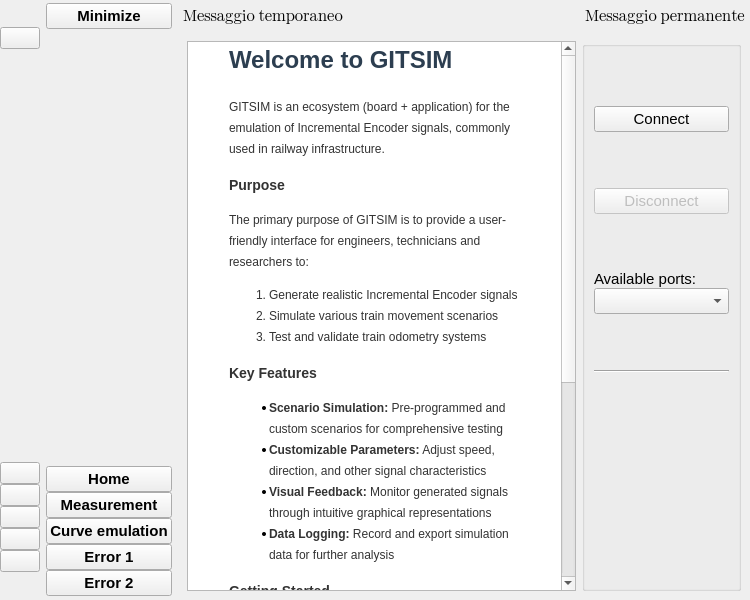
Old version of the form ui/window.ui in the repository saimoncollaku/GITSIM-application.
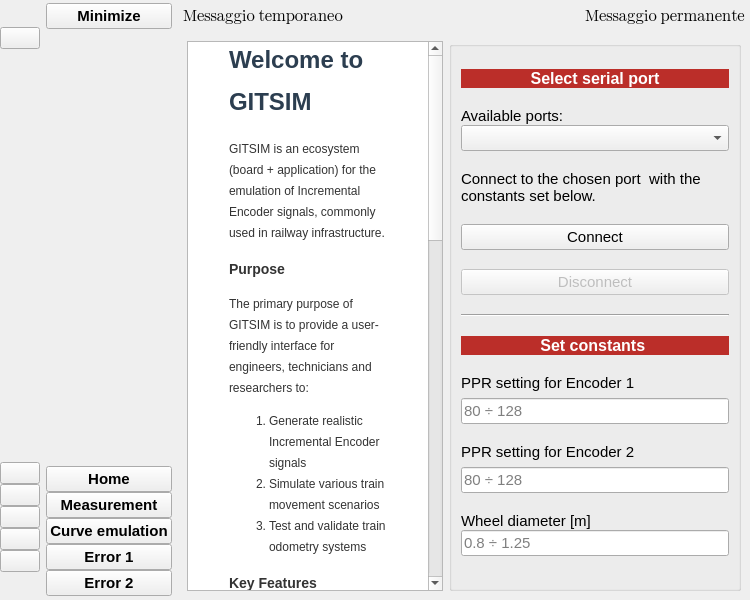
New version of the form. The open tabs and pages were chosen to show the change. Icons and pictures are not drawn. Custom widgets are drawn as their Qt base class.

Commit message: Added Encoder parameters to Home tab

The edit to the form file:
```diff
--- a/ui/window.ui
+++ b/ui/window.ui
@@ -597,6 +597,12 @@
              <property name="enabled">
               <bool>true</bool>
              </property>
+             <property name="sizePolicy">
+              <sizepolicy hsizetype="MinimumExpanding" vsizetype="Expanding">
+               <horstretch>0</horstretch>
+               <verstretch>0</verstretch>
+              </sizepolicy>
+             </property>
              <property name="readOnly">
               <bool>true</bool>
              </property>
@@ -667,53 +673,32 @@
              </property>
              <layout class="QVBoxLayout" name="verticalLayout_5">
               <item>
-               <widget class="QPushButton" name="com_connect_button">
+               <widget class="QLabel" name="label_9">
                 <property name="sizePolicy">
-                 <sizepolicy hsizetype="Minimum" vsizetype="Fixed">
+                 <sizepolicy hsizetype="Preferred" vsizetype="Fixed">
                   <horstretch>0</horstretch>
                   <verstretch>0</verstretch>
                  </sizepolicy>
                 </property>
                 <property name="font">
                  <font>
-                  <family>Segoe UI</family>
-                  <pointsize>11</pointsize>
-                  <bold>false</bold>
+                  <pointsize>12</pointsize>
+                  <bold>true</bold>
                   <kerning>true</kerning>
                  </font>
                 </property>
-                <property name="cursor">
-                 <cursorShape>PointingHandCursor</cursorShape>
+                <property name="styleSheet">
+                 <string notr="true">		background-color:#bb2e29;
+		color: #fff;</string>
                 </property>
                 <property name="text">
-                 <string>Connect</string>
+                 <string>Select serial port</string>
                 </property>
-               </widget>
-              </item>
-              <item>
-               <widget class="QPushButton" name="com_disconnect_button">
-                <property name="enabled">
-                 <bool>false</bool>
+                <property name="alignment">
+                 <set>Qt::AlignmentFlag::AlignCenter</set>
                 </property>
-                <property name="sizePolicy">
-                 <sizepolicy hsizetype="Minimum" vsizetype="Fixed">
-                  <horstretch>0</horstretch>
-                  <verstretch>0</verstretch>
-                 </sizepolicy>
-                </property>
-                <property name="font">
-                 <font>
-                  <family>Segoe UI</family>
-                  <pointsize>11</pointsize>
-                  <bold>false</bold>
-                  <kerning>true</kerning>
-                 </font>
-                </property>
-                <property name="cursor">
-                 <cursorShape>PointingHandCursor</cursorShape>
-                </property>
-                <property name="text">
-                 <string>Disconnect</string>
+                <property name="margin">
+                 <number>2</number>
                 </property>
                </widget>
               </item>
@@ -777,58 +762,259 @@
                </layout>
               </item>
               <item>
-               <widget class="Line" name="line">
+               <widget class="QLabel" name="label_13">
+                <property name="sizePolicy">
+                 <sizepolicy hsizetype="Maximum" vsizetype="Maximum">
+                  <horstretch>0</horstretch>
+                  <verstretch>0</verstretch>
+                 </sizepolicy>
+                </property>
+                <property name="font">
+                 <font>
+                  <pointsize>11</pointsize>
+                  <kerning>true</kerning>
+                 </font>
+                </property>
+                <property name="text">
+                 <string>Connect to the chosen port  with the constants set below.</string>
+                </property>
+                <property name="wordWrap">
+                 <bool>true</bool>
+                </property>
+               </widget>
+              </item>
+              <item>
+               <widget class="QPushButton" name="com_connect_button">
+                <property name="sizePolicy">
+                 <sizepolicy hsizetype="Minimum" vsizetype="Fixed">
+                  <horstretch>0</horstretch>
+                  <verstretch>0</verstretch>
+                 </sizepolicy>
+                </property>
+                <property name="font">
+                 <font>
+                  <family>Segoe UI</family>
+                  <pointsize>11</pointsize>
+                  <bold>false</bold>
+                  <kerning>true</kerning>
+                 </font>
+                </property>
+                <property name="cursor">
+                 <cursorShape>PointingHandCursor</cursorShape>
+                </property>
+                <property name="text">
+                 <string>Connect</string>
+                </property>
+               </widget>
+              </item>
+              <item>
+               <widget class="QPushButton" name="com_disconnect_button">
+                <property name="enabled">
+                 <bool>false</bool>
+                </property>
+                <property name="sizePolicy">
+                 <sizepolicy hsizetype="Minimum" vsizetype="Fixed">
+                  <horstretch>0</horstretch>
+                  <verstretch>0</verstretch>
+                 </sizepolicy>
+                </property>
+                <property name="font">
+                 <font>
+                  <family>Segoe UI</family>
+                  <pointsize>11</pointsize>
+                  <bold>false</bold>
+                  <kerning>true</kerning>
+                 </font>
+                </property>
+                <property name="cursor">
+                 <cursorShape>PointingHandCursor</cursorShape>
+                </property>
+                <property name="text">
+                 <string>Disconnect</string>
+                </property>
+               </widget>
+              </item>
+              <item>
+               <widget class="Line" name="line_2">
                 <property name="orientation">
                  <enum>Qt::Orientation::Horizontal</enum>
                 </property>
                </widget>
               </item>
               <item>
-               <widget class="QLabel" name="label">
-                <property name="enabled">
-                 <bool>true</bool>
-                </property>
+               <widget class="QLabel" name="label_12">
                 <property name="sizePolicy">
-                 <sizepolicy hsizetype="Fixed" vsizetype="Fixed">
+                 <sizepolicy hsizetype="Preferred" vsizetype="Fixed">
                   <horstretch>0</horstretch>
                   <verstretch>0</verstretch>
                  </sizepolicy>
                 </property>
-                <property name="minimumSize">
-                 <size>
-                  <width>135</width>
-                  <height>100</height>
-                 </size>
+                <property name="font">
+                 <font>
+                  <pointsize>12</pointsize>
+                  <bold>true</bold>
+                  <kerning>true</kerning>
+                 </font>
                 </property>
-                <property name="maximumSize">
-                 <size>
-                  <width>135</width>
-                  <height>100</height>
-                 </size>
-                </property>
-                <property name="layoutDirection">
-                 <enum>Qt::LayoutDirection::LeftToRight</enum>
+                <property name="styleSheet">
+                 <string notr="true">		background-color:#bb2e29;
+		color: #fff;</string>
                 </property>
                 <property name="text">
-                 <string/>
-                </property>
-                <property name="pixmap">
-                 <pixmap resource="resource.qrc">:/icon/icon/unibo.png</pixmap>
-                </property>
-                <property name="scaledContents">
-                 <bool>true</bool>
+                 <string>Set constants </string>
                 </property>
                 <property name="alignment">
                  <set>Qt::AlignmentFlag::AlignCenter</set>
                 </property>
+                <property name="margin">
+                 <number>2</number>
+                </property>
                </widget>
               </item>
+              <item>
+               <layout class="QVBoxLayout" name="verticalLayout_10">
+                <item>
+                 <widget class="QLabel" name="label_5">
+                  <property name="sizePolicy">
+                   <sizepolicy hsizetype="Maximum" vsizetype="Maximum">
+                    <horstretch>0</horstretch>
+                    <verstretch>0</verstretch>
+                   </sizepolicy>
+                  </property>
+                  <property name="font">
+                   <font>
+                    <pointsize>11</pointsize>
+                    <kerning>true</kerning>
+                   </font>
+                  </property>
+                  <property name="text">
+                   <string>PPR setting for Encoder 1 </string>
+                  </property>
+                  <property name="alignment">
+                   <set>Qt::AlignmentFlag::AlignBottom|Qt::AlignmentFlag::AlignLeading|Qt::AlignmentFlag::AlignLeft</set>
+                  </property>
+                  <property name="wordWrap">
+                   <bool>false</bool>
+                  </property>
+                 </widget>
+                </item>
+                <item>
+                 <widget class="QLineEdit" name="lineEdit_5">
+                  <property name="sizePolicy">
+                   <sizepolicy hsizetype="Preferred" vsizetype="Fixed">
+                    <horstretch>0</horstretch>
+                    <verstretch>0</verstretch>
+                   </sizepolicy>
+                  </property>
+                  <property name="font">
+                   <font>
+                    <pointsize>11</pointsize>
+                    <kerning>true</kerning>
+                   </font>
+                  </property>
+                  <property name="placeholderText">
+                   <string>80 ÷ 128</string>
+                  </property>
+                 </widget>
+                </item>
+               </layout>
+              </item>
+              <item>
+               <layout class="QVBoxLayout" name="verticalLayout_9">
+                <item>
+                 <widget class="QLabel" name="label_10">
+                  <property name="sizePolicy">
+                   <sizepolicy hsizetype="Maximum" vsizetype="Fixed">
+                    <horstretch>0</horstretch>
+                    <verstretch>0</verstretch>
+                   </sizepolicy>
+                  </property>
+                  <property name="font">
+                   <font>
+                    <pointsize>11</pointsize>
+                    <kerning>true</kerning>
+                   </font>
+                  </property>
+                  <property name="text">
+                   <string>PPR setting for Encoder 2 </string>
+                  </property>
+                  <property name="alignment">
+                   <set>Qt::AlignmentFlag::AlignBottom|Qt::AlignmentFlag::AlignLeading|Qt::AlignmentFlag::AlignLeft</set>
+                  </property>
+                 </widget>
+                </item>
+                <item>
+                 <widget class="QLineEdit" name="lineEdit_6">
+                  <property name="sizePolicy">
+                   <sizepolicy hsizetype="Preferred" vsizetype="Fixed">
+                    <horstretch>0</horstretch>
+                    <verstretch>0</verstretch>
+                   </sizepolicy>
+                  </property>
+                  <property name="font">
+                   <font>
+                    <pointsize>11</pointsize>
+                    <kerning>true</kerning>
+                   </font>
+                  </property>
+                  <property name="placeholderText">
+                   <string>80 ÷ 128</string>
+                  </property>
+                 </widget>
+                </item>
+               </layout>
+              </item>
+              <item>
+               <layout class="QVBoxLayout" name="verticalLayout_7">
+                <property name="spacing">
+                 <number>0</number>
+                </property>
+                <item>
+                 <widget class="QLabel" name="label_11">
+                  <property name="sizePolicy">
+                   <sizepolicy hsizetype="Maximum" vsizetype="Fixed">
+                    <horstretch>0</horstretch>
+                    <verstretch>0</verstretch>
+                   </sizepolicy>
+                  </property>
+                  <property name="font">
+                   <font>
+                    <pointsize>11</pointsize>
+                    <kerning>true</kerning>
+                   </font>
+                  </property>
+                  <property name="text">
+                   <string>Wheel diameter [m] </string>
+                  </property>
+                  <property name="alignment">
+                   <set>Qt::AlignmentFlag::AlignBottom|Qt::AlignmentFlag::AlignLeading|Qt::AlignmentFlag::AlignLeft</set>
+                  </property>
+                 </widget>
+                </item>
+                <item>
+                 <widget class="QLineEdit" name="lineEdit_2">
+                  <property name="sizePolicy">
+                   <sizepolicy hsizetype="Preferred" vsizetype="Fixed">
+                    <horstretch>0</horstretch>
+                    <verstretch>0</verstretch>
+                   </sizepolicy>
+                  </property>
+                  <property name="font">
+                   <font>
+                    <pointsize>11</pointsize>
+                    <kerning>true</kerning>
+                   </font>
+                  </property>
+                  <property name="placeholderText">
+                   <string>0.8 ÷ 1.25</string>
+                  </property>
+                 </widget>
+                </item>
+               </layout>
+              </item>
              </layout>
             </widget>
            </item>
-           <item>
-            <layout class="QVBoxLayout" name="verticalLayout_7"/>
-           </item>
           </layout>
          </widget>
          <widget class="QWidget" name="page_2">
```
Left out of the diff: 6 changed lines with no effect on the pictures. The commit also changes 4 other files.
